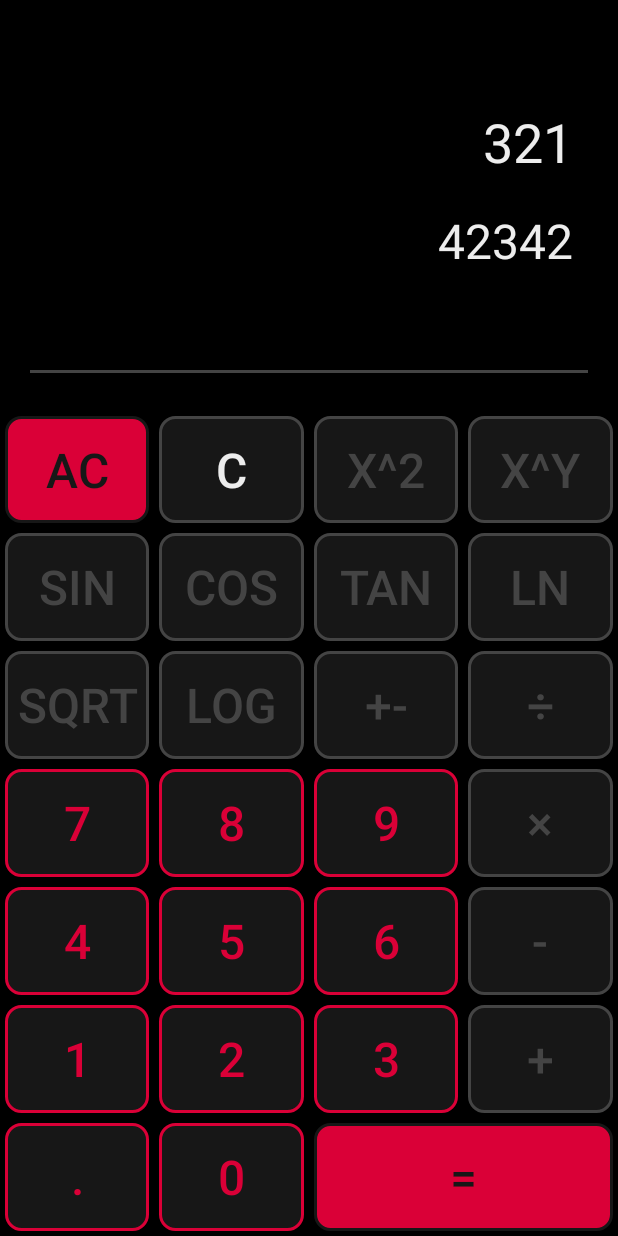
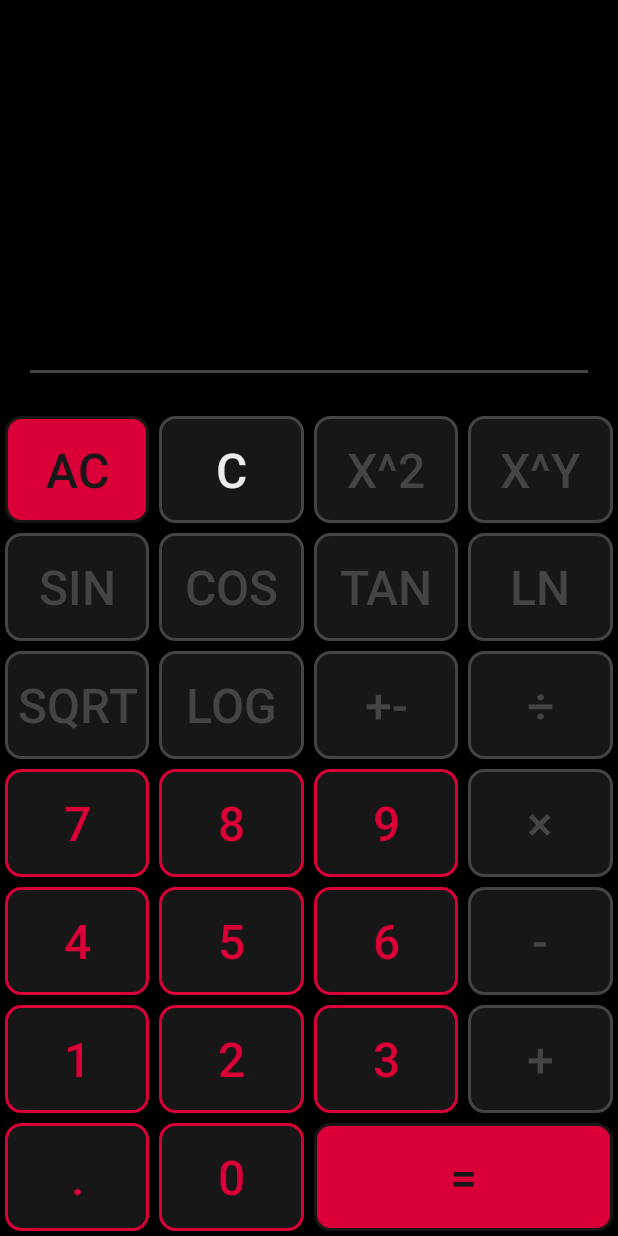
Before and after one commit to Hodgparjor/ProjektowanieAplikacjiMobilnych2024, an Android app: the layout activity_advanced_calculator.xml on its own in the app's theme, with its tools: preview values and no code run, on a phone screen of 412 x 824 dp. Run offline under Robolectric (Android 15) with nearby library versions, the phone set to English and light mode, and no system bars.

Commit message:
Mostly finished simple calculation.
TODO:
- Advanced calculator functions
- Keep data with rotation

```diff
--- a/Calculator_PAM/app/build.gradle.kts
+++ b/Calculator_PAM/app/build.gradle.kts
@@ -29,11 +29,11 @@ android {
 }
 
 dependencies {
-
     implementation(libs.appcompat)
     implementation(libs.material)
     implementation(libs.activity)
     implementation(libs.constraintlayout)
+    implementation("org.mariuszgromada.math:MathParser.org-mXparser:5.2.1")
     testImplementation(libs.junit)
     androidTestImplementation(libs.ext.junit)
     androidTestImplementation(libs.espresso.core)
--- a/Calculator_PAM/app/src/main/AndroidManifest.xml
+++ b/Calculator_PAM/app/src/main/AndroidManifest.xml
@@ -21,6 +21,9 @@
                 <category android:name="android.intent.category.LAUNCHER" />
             </intent-filter>
         </activity>
+        <activity android:name=".SimpleCalculatorActivity"/>
+        <activity android:name=".AdvancedCalculatorActivity"/>
+        <activity android:name=".InfoActivity"/>
     </application>
 
 </manifest>
--- a/Calculator_PAM/app/src/main/res/layout-land/activity_advanced_calculator.xml
+++ b/Calculator_PAM/app/src/main/res/layout-land/activity_advanced_calculator.xml
@@ -23,19 +23,19 @@
             android:layout_width="match_parent"
             android:layout_height="wrap_content"
             android:gravity="end"
-            android:text="321 + 4000"
+            android:text=""
             android:textSize="36sp"
             android:textColor="@color/secondary"
-            android:paddingTop="20dp"/>
+            android:paddingTop="0dp"/>
 
         <TextView
-            android:id="@+id/calc_result"
+            android:id="@+id/calc_expression"
             android:layout_width="match_parent"
             android:layout_height="wrap_content"
             android:gravity="end"
-            android:text="4321"
+            android:text=""
             android:textSize="32sp"
-            android:textColor="@color/secondary"
+            android:textColor="@color/background_secondary"
             android:paddingTop="10dp"/>
     </LinearLayout>
 
--- a/Calculator_PAM/app/src/main/res/layout/activity_advanced_calculator.xml
+++ b/Calculator_PAM/app/src/main/res/layout/activity_advanced_calculator.xml
@@ -23,19 +23,19 @@
             android:layout_width="match_parent"
             android:layout_height="wrap_content"
             android:gravity="end"
-            android:text="321"
+            android:text=""
             android:textSize="36sp"
             android:textColor="@color/secondary"
             android:paddingTop="40dp"/>
 
         <TextView
-            android:id="@+id/calc_result"
+            android:id="@+id/calc_expression"
             android:layout_width="match_parent"
             android:layout_height="wrap_content"
             android:gravity="end"
-            android:text="42342"
+            android:text=""
             android:textSize="32sp"
-            android:textColor="@color/secondary"
+            android:textColor="@color/background_secondary"
             android:paddingTop="20dp"/>
     </LinearLayout>
 
--- a/Calculator_PAM/app/src/main/res/layout/activity_main.xml
+++ b/Calculator_PAM/app/src/main/res/layout/activity_main.xml
@@ -45,7 +45,7 @@
             android:textSize="25dp"
             android:layout_margin="@dimen/calculatorButtonMargin"/>
         <Button
-            android:id="@+id/aboutBtn"
+            android:id="@+id/infoBtn"
             style="@style/Widget.AppCompat.Button.Borderless.Colored"
             android:layout_width="match_parent"
             android:layout_height="50dp"
```
Also changed, not shown: Calculator_PAM/app/src/main/java/com/example/calculator_pam/AdvancedCalculatorActivity.java (+33 -1 lines), Calculator_PAM/app/src/main/java/com/example/calculator_pam/MainActivity.java (+9 -0 lines), Calculator_PAM/app/src/main/java/com/example/calculator_pam/SimpleCalculatorActivity.java (+122 -10 lines), Calculator_PAM/app/src/main/res/layout-land/activity_simple_calculator.xml (+5 -5 lines), Calculator_PAM/app/src/main/res/layout/activity_simple_calculator.xml (+4 -4 lines).
